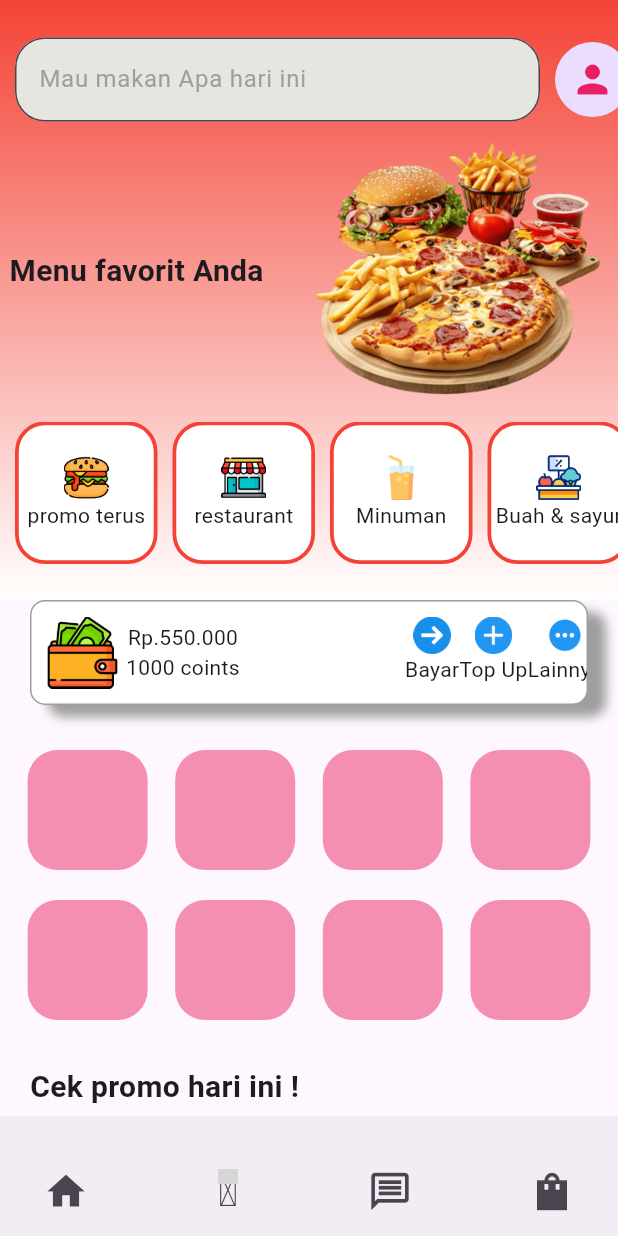
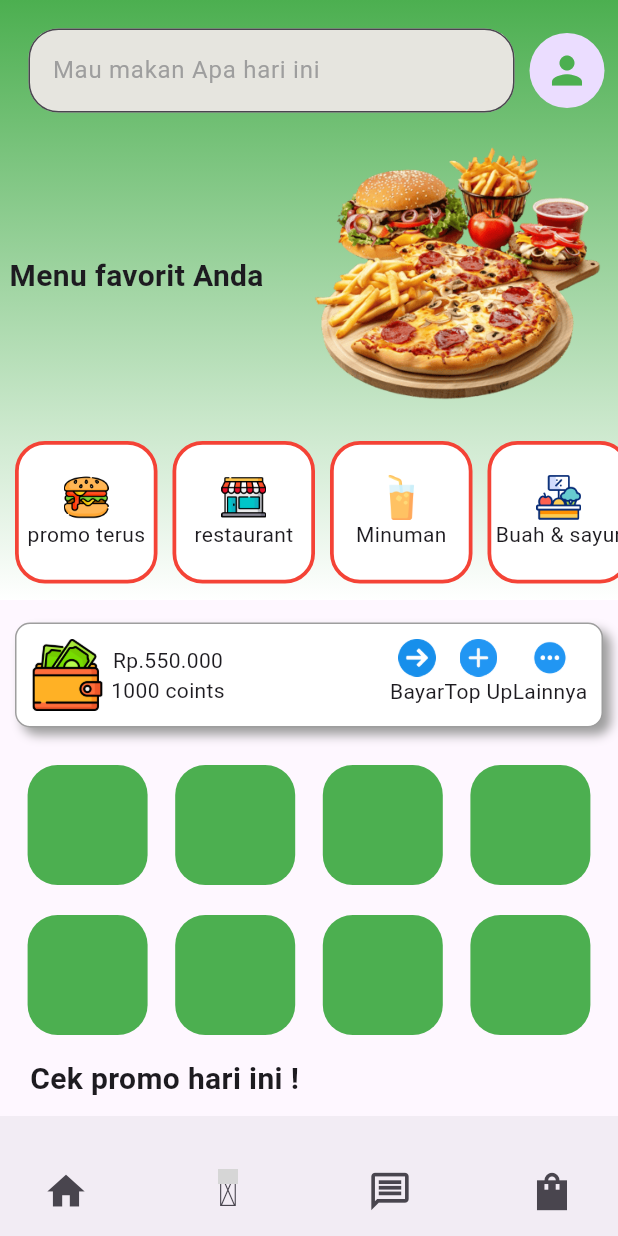
Before and after one commit to hmmskuy/flutter_return_2, a Flutter app: the Page01 screen opened directly, on a phone screen of 412 x 824 dp. Run offline on Flutter 3.47's test engine with Material 3 defaults, Android fonts, the phone set to English and light mode, and no system bars; our stand-ins replace material_design_icons_flutter; grey boxes are pictures that could not be loaded.

Commit message:
Slicing 2
Belom selesai

```diff
--- a/lib/komponent/menuapp.dart
+++ b/lib/komponent/menuapp.dart
@@ -1,4 +1,5 @@
 import 'package:flutter/material.dart';
+import 'package:material_design_icons_flutter/material_design_icons_flutter.dart';
 
 class Menuapp extends StatelessWidget {
   const Menuapp({super.key});
@@ -9,7 +10,7 @@ class Menuapp extends StatelessWidget {
       height: 80,
       width: 80,
       decoration: BoxDecoration(
-        color: Colors.pink[200],
+        color: Colors.green,
         borderRadius: BorderRadius.circular(20),
       ),
     );
--- a/lib/komponent/saldo_app.dart
+++ b/lib/komponent/saldo_app.dart
@@ -7,7 +7,7 @@ class saldoapp extends StatelessWidget {
   @override
   Widget build(BuildContext context) {
     return Container(
-      margin: EdgeInsets.symmetric(horizontal: 20),
+      margin: EdgeInsets.symmetric(horizontal: 10),
       height: 70,
       width: double.infinity,
       decoration: BoxDecoration(
@@ -15,7 +15,7 @@ class saldoapp extends StatelessWidget {
         border: Border.all(color: Colors.grey, width: 1),
         borderRadius: BorderRadius.circular(10),
         boxShadow: [
-          BoxShadow(color: Colors.grey, blurRadius: 5, offset: Offset(12, 8)),
+          BoxShadow(color: Colors.grey, blurRadius: 5, offset: Offset(5, 5)),
         ],
       ),
 
--- a/lib/main.dart
+++ b/lib/main.dart
@@ -1,5 +1,6 @@
 import 'package:flutter/material.dart';
 import 'package:flutter_return_2/page_01.dart';
+import 'package:flutter_return_2/page_02.dart';
 
 void main() {
   runApp(const MyApp());
@@ -32,7 +33,7 @@ class MyApp extends StatelessWidget {
         // tested with just a hot reload.
         colorScheme: ColorScheme.fromSeed(seedColor: Colors.deepPurple),
       ),
-      home: Page01(),
+      home: Page02(),
     );
   }
 }
--- a/lib/page_01.dart
+++ b/lib/page_01.dart
@@ -24,21 +24,22 @@ class _Page01State extends State<Page01> {
               width: double.infinity,
               decoration: BoxDecoration(
                 gradient: LinearGradient(
-                  colors: [Colors.red, Colors.white],
+                  colors: [Colors.green, Colors.white],
                   begin: AlignmentDirectional.topCenter,
                   end: AlignmentDirectional.bottomCenter,
                 ),
               ),
               child: Column(
                 children: [
-                  SizedBox(height: 25),
-                  Row(
+                  SizedBox(height: 10),
+                  Padding(
+                    padding: const EdgeInsets.all(9),
+                    child: Row(
                       mainAxisAlignment: MainAxisAlignment.center,
                       spacing: 10,
                       children: [
                         SizedBox(height: 20),
-                      SizedBox(
-                        width: 350,
+                        Expanded(
                           child: TextField(
                             decoration: InputDecoration(
                               border: OutlineInputBorder(
@@ -51,11 +52,17 @@ class _Page01State extends State<Page01> {
                             ),
                           ),
                         ),
+
                         CircleAvatar(
                           radius: 25,
-                        child: Icon(Icons.person, size: 30, color: Colors.pink),
+                          child: Icon(
+                            Icons.person,
+                            size: 30,
+                            color: Colors.green,
+                          ),
                         ),
                       ],
+                    ),
                   ),
                   SingleChildScrollView(
                     scrollDirection: Axis.horizontal,
@@ -80,8 +87,10 @@ class _Page01State extends State<Page01> {
                       ],
                     ),
                   ),
+                  SizedBox(height: 10),
                   SingleChildScrollView(
                     scrollDirection: Axis.horizontal,
+                    child: Expanded(
                       child: Row(
                         spacing: 10,
                         children: [
@@ -105,11 +114,13 @@ class _Page01State extends State<Page01> {
                         ],
                       ),
                     ),
+                  ),
                 ],
               ),
             ),
+            SizedBox(height: 15),
             saldoapp(),
-            SizedBox(height: 30),
+            SizedBox(height: 25),
             Column(
               spacing: 20,
               children: [
@@ -123,7 +134,7 @@ class _Page01State extends State<Page01> {
                 ),
               ],
             ),
-            SizedBox(height: 30),
+            SizedBox(height: 15),
             Row(
               crossAxisAlignment: CrossAxisAlignment.start,
               children: [
@@ -136,9 +147,9 @@ class _Page01State extends State<Page01> {
                 ),
               ],
             ),
-            SizedBox(height: 20),
+            SizedBox(height: 10),
             SizedBox(
-              height: 200,
+              height: 185,
               width: double.infinity,
               child: PageView(
                 children: [
```
Also changed, not shown: lib/page_02.dart (added, +175 -0 lines). Lines whose indentation alone changed are shown as unchanged.
